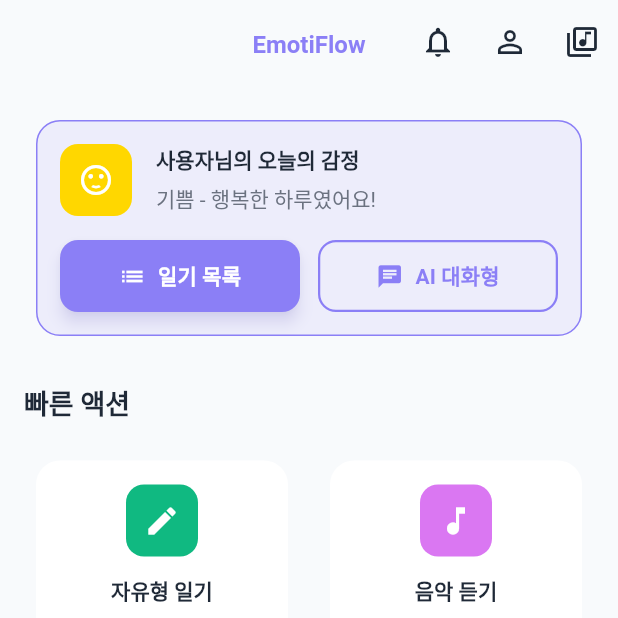
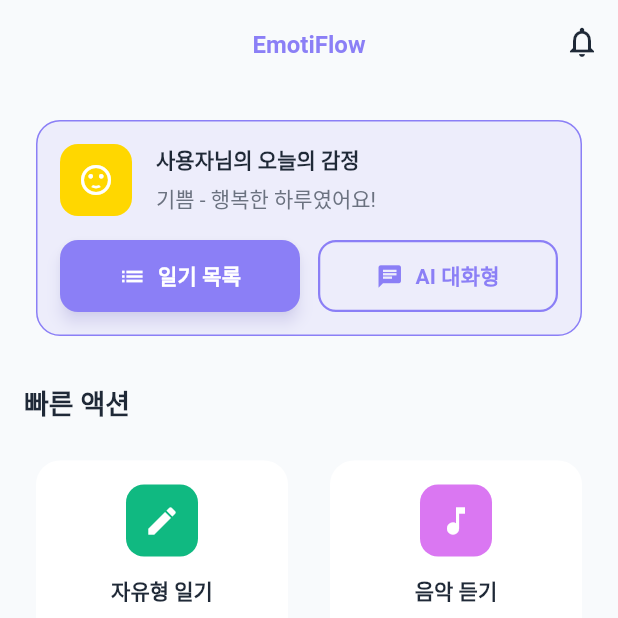
Before and after one commit to kdy5487/EmotiFlow, a Flutter app: the screen it shows after launch, on a phone screen of 412 x 824 dp, the top half of it. Run offline on Flutter 3.47's test engine with Material 3 defaults, Android fonts, the phone set to English and light mode, and no system bars; our stand-ins replace cached_network_image, cloud_firestore, firebase_auth, firebase_core, firebase_messaging, firebase_storage and 7 more; missing offline and left inert: audio_session; accounts and stored records are empty.

Commit message:
feat: 안쓰는 아이콘 삭제 + sdk 버전 변경

```diff
--- a/lib/features/home/views/home_page.dart
+++ b/lib/features/home/views/home_page.dart
@@ -86,18 +86,6 @@ class HomePage extends ConsumerWidget {
             },
             tooltip: '알림',
           ),
-          IconButton(
-            icon: const Icon(Icons.person_outline),
-            onPressed: () {
-              context.push('/profile');
-            },
-            tooltip: '프로필',
-          ),
-          IconButton(
-            icon: const Icon(Icons.library_music_outlined),
-            tooltip: '감정 기반 음악',
-            onPressed: () => context.push('/music'),
-          ),
         ],
       ),
       body: SingleChildScrollView(
@@ -118,9 +106,6 @@ class HomePage extends ConsumerWidget {
             // AI 일일 조언
             _buildAIDailyTipSection(context),
             const SizedBox(height: 24),
-
-            // 간단한 감정 트렌드
-            _buildSimpleEmotionTrendSection(context),
           ],
         ),
       ),
--- a/lib/main.dart
+++ b/lib/main.dart
@@ -14,8 +14,7 @@ void main() async {
   try {
     // .env 파일 로드
     await dotenv.load(fileName: ".env");
-    print('✅ .env 파일 로드 성공!');
-    print('🔑 Gemini API Key: ${dotenv.env['GEMINI_API_KEY']?.substring(0, 10)}...');
+    print('✅ .env 파일 로드 성공! (API 키 사용 여부만 확인)');
 
     // Firebase 초기화
     await Firebase.initializeApp(
```
Also changed, not shown: lib/core/ai/gemini/gemini_service.dart (+2 -6 lines), 1 other file.
